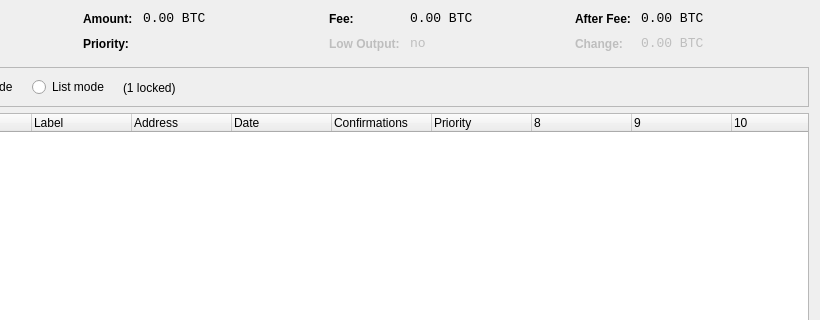
Qt form src/qt/forms/coincontroldialog.ui (tuxcoindev/tuxcoin) before a commit; both pictures show x 180 to 1000 and y 0 to 320 of the 1000 by 500 pixel window.
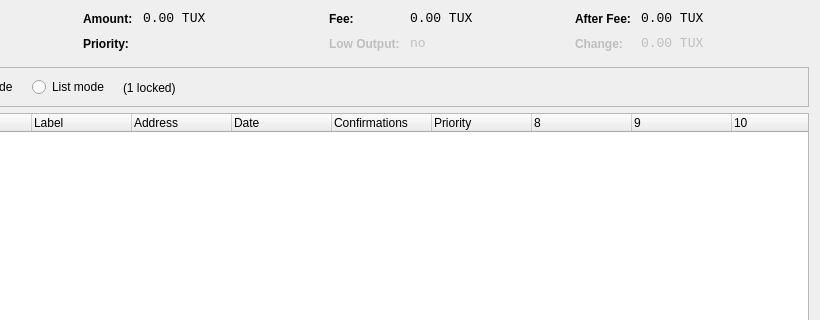
The same form after that commit. Custom widgets are drawn as their Qt base class.

Commit message: Rebrand from BTC to TUX in coin control GUI

What changed in the file:
```diff
--- a/src/qt/forms/coincontroldialog.ui
+++ b/src/qt/forms/coincontroldialog.ui
@@ -141,7 +141,7 @@
           <enum>Qt::ActionsContextMenu</enum>
          </property>
          <property name="text">
-          <string notr="true">0.00 BTC</string>
+          <string notr="true">0.00 TUX</string>
          </property>
          <property name="textInteractionFlags">
           <set>Qt::LinksAccessibleByMouse|Qt::TextSelectableByKeyboard|Qt::TextSelectableByMouse</set>
@@ -221,7 +221,7 @@
           <enum>Qt::ActionsContextMenu</enum>
          </property>
          <property name="text">
-          <string notr="true">0.00 BTC</string>
+          <string notr="true">0.00 TUX</string>
          </property>
          <property name="textInteractionFlags">
           <set>Qt::LinksAccessibleByMouse|Qt::TextSelectableByKeyboard|Qt::TextSelectableByMouse</set>
@@ -307,7 +307,7 @@
           <enum>Qt::ActionsContextMenu</enum>
          </property>
          <property name="text">
-          <string notr="true">0.00 BTC</string>
+          <string notr="true">0.00 TUX</string>
          </property>
          <property name="textInteractionFlags">
           <set>Qt::LinksAccessibleByMouse|Qt::TextSelectableByKeyboard|Qt::TextSelectableByMouse</set>
@@ -345,7 +345,7 @@
           <enum>Qt::ActionsContextMenu</enum>
          </property>
          <property name="text">
-          <string notr="true">0.00 BTC</string>
+          <string notr="true">0.00 TUX</string>
          </property>
          <property name="textInteractionFlags">
           <set>Qt::LinksAccessibleByMouse|Qt::TextSelectableByKeyboard|Qt::TextSelectableByMouse</set>
```
